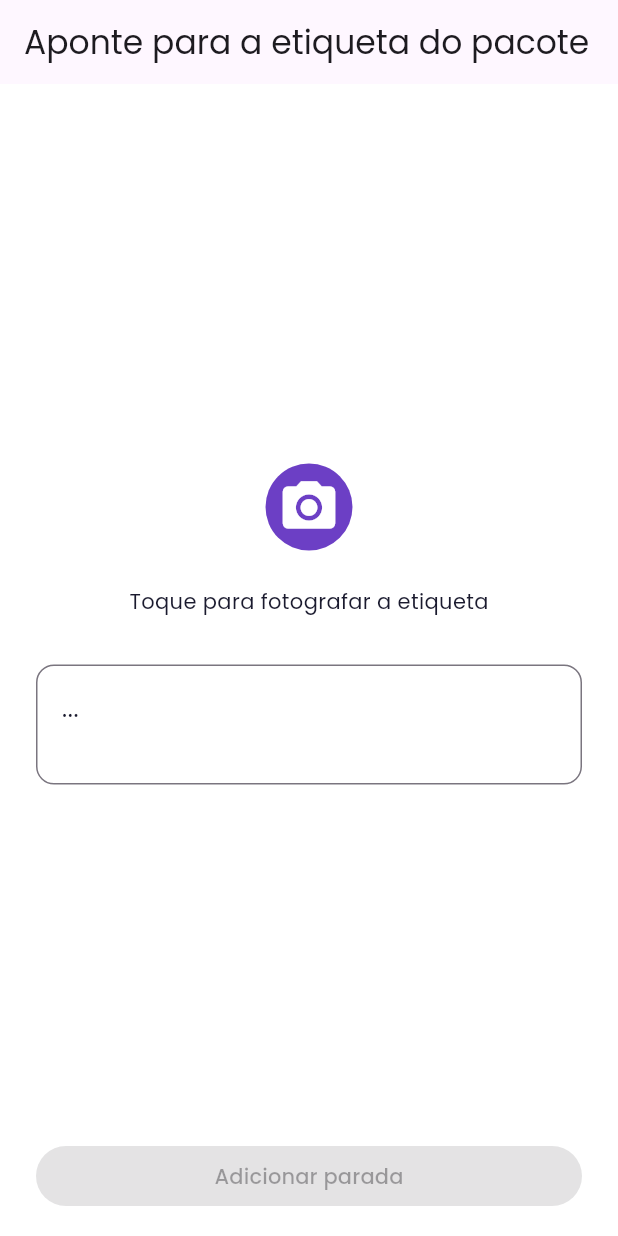
After one commit to ZenniTTy/roteirizadorpro.com.br, a Flutter app: the OcrCapturePage screen opened by its route, after a tap on the "camera alt" icon, on a phone screen of 412 x 824 dp. The commit adds this screen. Run offline on Flutter 3.47's test engine with Material 3 defaults, Android fonts, the phone set to English and light mode, and no system bars; our stand-ins replace dio, flutter_map, flutter_riverpod, flutter_secure_storage, flutter_svg, go_router and 7 more; missing offline and left inert: google_mlkit_text_recognition; accounts and stored records are empty; generated files the repository leaves out were written again.

Commit message:
feat(ocr): add screenocr with image_picker + mlkit text recognition
Sub 2b — Captura, Task 24. Mirrors the Task 23 ScreenVoice pattern with
camera permission + ML Kit text recognition instead of mic + speech.

- Reuses the shared test helpers from Task 23 (FakeStopsRepository,
  FakeAppPermissions). No new private fakes.
- Uses appPermissionsProvider — the real Riverpod codegen name from
  Task 18 (plan-text said permissionsProvider).
- Adds onConfirmed callback injection so widget tests can assert without
  standing up a GoRouter; production defaults to ctx.go('/home').
- Mints Stop with lat=0, lng=0 + StopSource.ocr (Null Island sentinel,
  same as ScreenAddStop and ScreenVoice; slice 3 geocodes).
- TextRecognizer is a field initializer (constructed once per state
  lifetime); dispose closes it.
- Permission flow runs BEFORE image_picker.pickImage so the OS-level
  CAMERA prompt is gated by our PermissionOutcome enum.
- _busy spinner covers the ML Kit processImage step after the user
  returns from the OS camera.
- Registers /stops/ocr in app.dart BEFORE /stops/:id so the literal
  route wins over the parameterised one.

Prototype fidelity (prototipo/screens-b.jsx ScreenOCR):
- AppBar title "Aponte para a etiqueta do pacote" matches the
  top-bar copy.
- Result-state heading "Endereço encontrado:" matches the result-card
  label.
- CTA "Adicionar parada" reused from ScreenVoice for consistency
  across capture flows.

Tests (2 new, full suite 51/51, was 49):
- Renders camera CTA + prompt copy with both helpers wired.
- Snackbar surfaces "Permissão da câmera necessária." when
  FakeAppPermissions returns PermissionOutcome.denied.

flutter analyze: 0 issues.

```diff
--- a/apps/mobile/lib/app.dart
+++ b/apps/mobile/lib/app.dart
@@ -10,6 +10,7 @@ import 'features/stops/presentation/add_stop_page.dart';
 import 'features/stops/presentation/edit_stop_page.dart';
 import 'features/stops/presentation/home_page.dart';
 import 'features/stops/presentation/map_stops_page.dart';
+import 'features/stops/presentation/ocr_capture_page.dart';
 import 'features/stops/presentation/reorder_page.dart';
 import 'features/stops/presentation/stop_detail_page.dart';
 import 'features/stops/presentation/voice_capture_page.dart';
@@ -54,6 +55,10 @@ final _routerProvider = Provider<GoRouter>((ref) {
         path: '/stops/voice',
         builder: (_, __) => const VoiceCapturePage(),
       ),
+      GoRoute(
+        path: '/stops/ocr',
+        builder: (_, __) => const OcrCapturePage(),
+      ),
       GoRoute(path: '/stops/map', builder: (_, __) => const MapStopsPage()),
       GoRoute(path: '/stops/reorder', builder: (_, __) => const ReorderPage()),
       GoRoute(
--- /dev/null
+++ b/apps/mobile/lib/features/stops/presentation/ocr_capture_page.dart
@@ -0,0 +1,137 @@
+import 'package:flutter/material.dart';
+import 'package:flutter_riverpod/flutter_riverpod.dart';
+import 'package:go_router/go_router.dart';
+import 'package:google_mlkit_text_recognition/google_mlkit_text_recognition.dart';
+import 'package:image_picker/image_picker.dart';
+
+import '../../../core/services/id.dart';
+import '../../../core/services/permissions.dart';
+import '../domain/stop.dart';
+import '../state/stops_controller.dart';
+
+class OcrCapturePage extends ConsumerStatefulWidget {
+  const OcrCapturePage({super.key, this.onConfirmed});
+
+  /// Nullable so widget tests can assert taps without standing up a GoRouter;
+  /// production falls through to `context.go('/home')`.
+  final void Function(BuildContext context)? onConfirmed;
+
+  @override
+  ConsumerState<OcrCapturePage> createState() => _OcrCapturePageState();
+}
+
+class _OcrCapturePageState extends ConsumerState<OcrCapturePage> {
+  final ImagePicker _picker = ImagePicker();
+  final TextRecognizer _recognizer =
+      TextRecognizer(script: TextRecognitionScript.latin);
+  bool _busy = false;
+  String _transcript = '';
+
+  Future<void> _capture() async {
+    final outcome = await ref.read(appPermissionsProvider).requestCamera();
+    if (!mounted) return;
+    if (outcome != PermissionOutcome.granted) {
+      ScaffoldMessenger.of(context).showSnackBar(
+        const SnackBar(content: Text('Permissão da câmera necessária.')),
+      );
+      return;
+    }
+
+    setState(() => _busy = true);
+    try {
+      final file = await _picker.pickImage(source: ImageSource.camera);
+      if (!mounted) return;
+      if (file == null) return;
+
+      final input = InputImage.fromFilePath(file.path);
+      final result = await _recognizer.processImage(input);
+      if (!mounted) return;
+      setState(() => _transcript = result.text.trim());
+    } finally {
+      if (mounted) setState(() => _busy = false);
+    }
+  }
+
+  Future<void> _confirm() async {
+    final text = _transcript.trim();
+    if (text.isEmpty) return;
+
+    final stop = Stop(
+      id: newId(),
+      lat: 0,
+      lng: 0,
+      label: text,
+      source: StopSource.ocr,
+      createdAt: DateTime.now(),
+    );
+    await ref.read(stopsControllerProvider.notifier).add(stop);
+    if (!mounted) return;
+    (widget.onConfirmed ?? (ctx) => ctx.go('/home'))(context);
+  }
+
+  @override
+  void dispose() {
+    _recognizer.close();
+    super.dispose();
+  }
+
+  @override
+  Widget build(BuildContext context) {
+    final theme = Theme.of(context);
+    final hasTranscript = _transcript.isNotEmpty;
+
+    return Scaffold(
+      appBar: AppBar(title: const Text('Aponte para a etiqueta do pacote')),
+      body: SafeArea(
+        child: Padding(
+          padding: const EdgeInsets.symmetric(horizontal: 24, vertical: 16),
+          child: Column(
+            crossAxisAlignment: CrossAxisAlignment.stretch,
+            children: [
+              const Spacer(),
+              if (_busy)
+                const Center(child: CircularProgressIndicator())
+              else
+                Center(
+                  child: IconButton.filled(
+                    key: const Key('ocr-capture-button'),
+                    iconSize: 42,
+                    onPressed: _capture,
+                    icon: const Icon(Icons.camera_alt),
+                  ),
+                ),
+              const SizedBox(height: 24),
+              Center(
+                child: Text(
+                  hasTranscript
+                      ? 'Endereço encontrado:'
+                      : 'Toque para fotografar a etiqueta',
+                  style: theme.textTheme.bodyMedium,
+                ),
+              ),
+              const SizedBox(height: 32),
+              Container(
+                constraints: const BoxConstraints(minHeight: 80),
+                padding: const EdgeInsets.all(16),
+                decoration: BoxDecoration(
+                  border: Border.all(color: theme.dividerColor),
+                  borderRadius: BorderRadius.circular(12),
+                ),
+                child: Text(
+                  hasTranscript ? _transcript : '...',
+                  style: theme.textTheme.bodyLarge,
+                ),
+              ),
+              const Spacer(),
+              FilledButton(
+                key: const Key('ocr-confirm-button'),
+                onPressed: hasTranscript ? _confirm : null,
+                child: const Text('Adicionar parada'),
+              ),
+            ],
+          ),
+        ),
+      ),
+    );
+  }
+}
```
Also changed, not shown: 1 other file.
